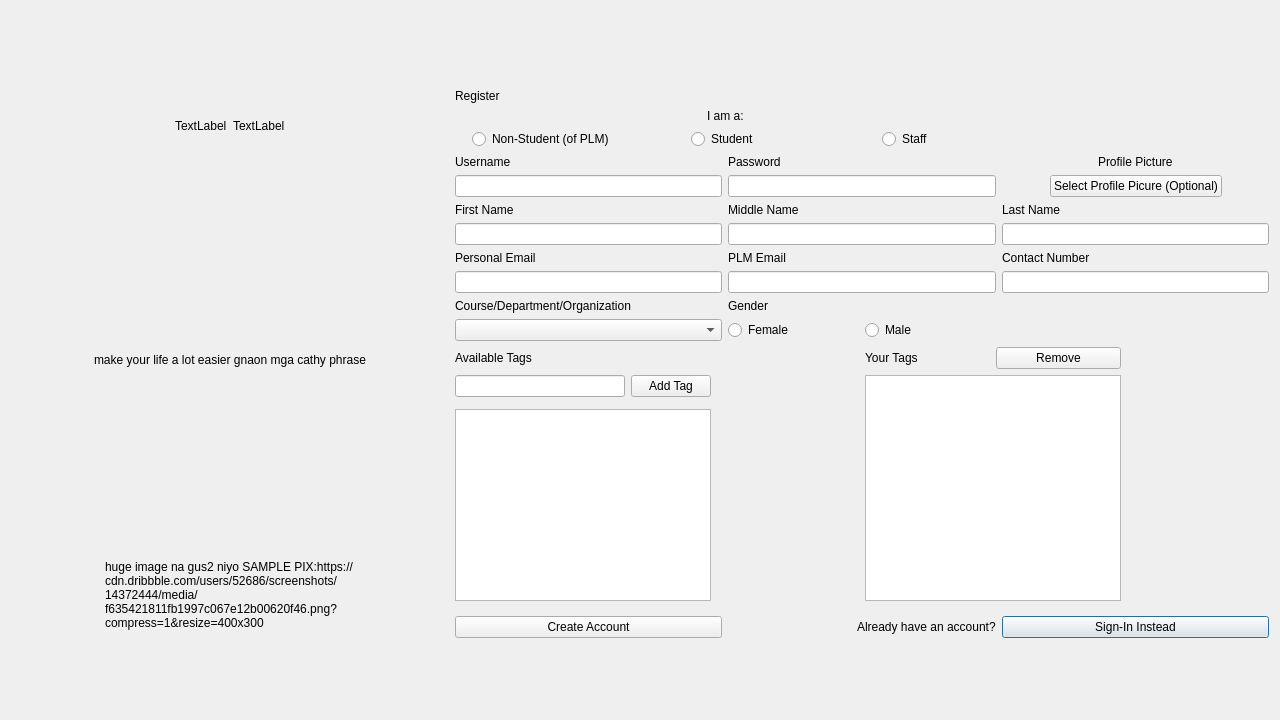
Above: registerwindow.ui from PeteCastle/SoftwareDesignCaseStudy before the change. Below: the same form after it.
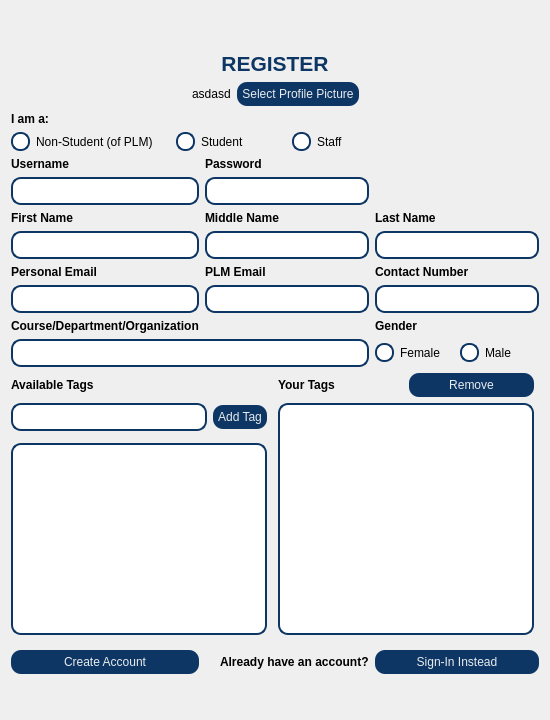
That is the form after the change. Icons and pictures are not drawn.

Patch:
```diff
--- a/registerwindow.ui
+++ b/registerwindow.ui
@@ -6,53 +6,172 @@
    <rect>
     <x>0</x>
     <y>0</y>
-    <width>1280</width>
+    <width>550</width>
     <height>720</height>
    </rect>
   </property>
+  <property name="sizePolicy">
+   <sizepolicy hsizetype="Preferred" vsizetype="Fixed">
+    <horstretch>0</horstretch>
+    <verstretch>0</verstretch>
+   </sizepolicy>
+  </property>
+  <property name="minimumSize">
+   <size>
+    <width>550</width>
+    <height>720</height>
+   </size>
+  </property>
+  <property name="maximumSize">
+   <size>
+    <width>550</width>
+    <height>720</height>
+   </size>
+  </property>
   <property name="windowTitle">
    <string>Dialog</string>
   </property>
-  <layout class="QHBoxLayout" name="horizontalLayout" stretch="35,65">
-   <item>
-    <layout class="QVBoxLayout" name="verticalLayout">
-     <item>
-      <layout class="QHBoxLayout" name="horizontalLayout_2">
-       <item alignment="Qt::AlignRight">
-        <widget class="QLabel" name="LogoLabel">
-         <property name="text">
-          <string>TextLabel</string>
-         </property>
-        </widget>
-       </item>
-       <item alignment="Qt::AlignLeft">
-        <widget class="QLabel" name="BrandNameLabel">
-         <property name="text">
-          <string>TextLabel</string>
-         </property>
-        </widget>
-       </item>
-      </layout>
-     </item>
-     <item alignment="Qt::AlignHCenter">
-      <widget class="QLabel" name="label">
-       <property name="text">
-        <string>make your life a lot easier gnaon mga cathy phrase</string>
-       </property>
-      </widget>
-     </item>
-     <item alignment="Qt::AlignHCenter">
-      <widget class="QLabel" name="label_4">
-       <property name="text">
-        <string>huge image na gus2 niyo SAMPLE PIX:https://cdn.dribbble.com/users/52686/screenshots/14372444/media/f635421811fb1997c067e12b00620f46.png?compress=1&amp;resize=400x300</string>
-       </property>
-       <property name="wordWrap">
-        <bool>true</bool>
-       </property>
-      </widget>
-     </item>
-    </layout>
-   </item>
+  <property name="styleSheet">
+   <string notr="true">QDialog{
+background-image: url(:/Icons/ProgramIcons/bg.png);
+}
+
+QLineEdit {
+	font: 9pt &quot;Joan&quot;;
+    border: 2px solid gray;
+    border-radius: 10px;
+	border-color: rgb(13, 54, 101);
+     padding:4px 20px 4px 4px;
+    background: white;
+    selection-background-color: darkgray;
+}
+
+QPushButton{
+font: bold 10pt  &quot;Heebo&quot;;
+background-color: rgb(13, 54, 101);
+color: rgb(233, 236, 237);
+border-radius: 10px;
+padding: 5px;
+}
+QPushButton::hover{
+border-style: inset;
+background-color:rgb(25, 104, 195);
+color: rgb(213, 173, 18);
+
+}
+QPushButton::pressed{
+border: 2px solid rgb(0, 170, 0);
+}
+
+QComboBox{
+	font: 9pt &quot;Joan&quot;;
+    border: 2px solid gray;
+    border-radius: 10px;
+	border-color: rgb(13, 54, 101);
+     padding:4px 20px 4px 4px;
+    background: white;
+    selection-background-color: darkgray;
+}
+QComboBox::drop-down 
+{
+    border: 0px;
+}
+QComboBox::down-arrow{
+   
+	image: url(:/Icons/ProgramIcons/downarrow.png);
+    width: 10px;
+    height: 10px;
+    }
+
+QListView{
+font: 9pt &quot;Joan&quot;;
+    border: 2px solid gray;
+    border-radius: 10px;
+	border-color: rgb(13, 54, 101);
+     padding:4px 20px 4px 4px;
+    background: white;
+    selection-background-color: darkgray;
+}
+
+QRadioButton::indicator::unchecked{ 
+border: 1px solid; 
+border-color: rgb(13, 54, 101);
+border-radius: 9px;
+border-width: 2px;
+background-color: white; 
+width: 15px; 
+height: 15px; 
+}
+
+QRadioButton::indicator::checked{ 
+border-color: rgb(13, 54, 101);
+background-color:  rgb(213, 173, 18);
+border: 1px solid; 
+border-radius: 9px;
+border-width: 2px;
+width: 15px; 
+height: 15px; 
+}
+
+QScrollBar:vertical {
+border: none;
+	background-color: rgb(208, 244, 255);
+width: 14px;
+margin: 15px 0 15px 0;
+border-radius: 7px;
+}
+
+
+/* HANDLE BAR VERTICAL */
+QScrollBar::handle:vertical {
+	background-color: rgb(12, 12, 84);
+min-height: 30px;
+border-radius: 7px;
+}
+QScrollBar::handle:vertical:hover{
+background-color:rgb(28, 114, 206)
+}
+QScrollBar::handle:vertical:pressed {
+	background-color: rgb(8, 32, 59);
+}
+
+
+/* BTN TOP - SCROLLBAR */
+QScrollBar::sub-line:vertical {
+border: none;
+background-color: rgb(213, 173, 18);
+height: 15px;
+border-top-left-radius: 7px;
+border-top-right-radius: 7px;
+subcontrol-position: top;
+subcontrol-origin: margin;
+}
+QScrollBar::sub-line:vertical:hover {
+background-color: rgb(211, 213, 66);
+}
+QScrollBar::sub-line:vertical:pressed {
+	background-color: rgb(139, 111, 12);
+}
+
+
+/* BTN BOTTOM - SCROLLBAR */
+QScrollBar::add-line:vertical {
+border: none;
+background-color: rgb(213, 173, 18);
+height: 15px;
+border-bottom-left-radius: 7px;
+border-bottom-right-radius: 7px;
+subcontrol-position: bottom;
+subcontrol-origin: margin;
+}
+QScrollBar::add-line:vertical:hover {
+background-color: rgb(211, 213, 66);
+}
+QScrollBar::add-line:vertical:pressed {
+background-color: rgb(139, 111, 12);
+}</string>
+  </property>
+  <layout class="QHBoxLayout" name="horizontalLayout" stretch="0">
    <item>
     <layout class="QGridLayout" name="gridLayout">
      <property name="leftMargin">
@@ -67,153 +186,225 @@
      <property name="bottomMargin">
       <number>0</number>
      </property>
-     <item row="14" column="1">
-      <spacer name="verticalSpacer_2">
-       <property name="orientation">
-        <enum>Qt::Vertical</enum>
+     <item row="11" column="2">
+      <widget class="QLabel" name="LastNameLabel">
+       <property name="styleSheet">
+        <string notr="true">font: 9pt &quot;Joan&quot;;</string>
        </property>
-       <property name="sizeHint" stdset="0">
-        <size>
-         <width>20</width>
-         <height>40</height>
-        </size>
-       </property>
-      </spacer>
-     </item>
-     <item row="13" column="2">
-      <widget class="QPushButton" name="SignInButton">
        <property name="text">
-        <string>Sign-In Instead</string>
+        <string>&lt;html&gt;&lt;head/&gt;&lt;body&gt;&lt;p&gt;&lt;span style=&quot; font-weight:600;&quot;&gt;Last Name&lt;/span&gt;&lt;/p&gt;&lt;/body&gt;&lt;/html&gt;</string>
        </property>
       </widget>
      </item>
-     <item row="10" column="0">
-      <widget class="QLabel" name="CourseLabel">
-       <property name="text">
-        <string>Course/Department/Organization</string>
-       </property>
-      </widget>
+     <item row="10" column="2">
+      <layout class="QHBoxLayout" name="horizontalLayout_4">
+       <item>
+        <spacer name="horizontalSpacer_3">
+         <property name="orientation">
+          <enum>Qt::Horizontal</enum>
+         </property>
+         <property name="sizeHint" stdset="0">
+          <size>
+           <width>40</width>
+           <height>20</height>
+          </size>
+         </property>
+        </spacer>
+       </item>
+       <item>
+        <spacer name="horizontalSpacer_4">
+         <property name="orientation">
+          <enum>Qt::Horizontal</enum>
+         </property>
+         <property name="sizeHint" stdset="0">
+          <size>
+           <width>40</width>
+           <height>20</height>
+          </size>
+         </property>
+        </spacer>
+       </item>
+      </layout>
      </item>
-     <item row="9" column="1">
-      <widget class="QLineEdit" name="AcademicEmailLineEdit"/>
+     <item row="12" column="0">
+      <widget class="QLineEdit" name="FirstNameLineEdit"/>
      </item>
-     <item row="4" column="1">
-      <widget class="QLabel" name="PasswordLabel">
-       <property name="text">
-        <string>Password</string>
-       </property>
-      </widget>
-     </item>
-     <item row="13" column="0">
-      <widget class="QPushButton" name="CreateAccountButton">
-       <property name="text">
-        <string>Create Account</string>
-       </property>
-      </widget>
-     </item>
-     <item row="8" column="2">
-      <widget class="QLabel" name="ContactNumberLabel">
-       <property name="text">
-        <string>Contact Number</string>
-       </property>
-      </widget>
-     </item>
-     <item row="7" column="1">
-      <widget class="QLineEdit" name="MiddleNameLineEdit"/>
-     </item>
-     <item row="13" column="1" alignment="Qt::AlignRight">
-      <widget class="QLabel" name="SignInLabel">
-       <property name="text">
-        <string>Already have an account?</string>
-       </property>
-      </widget>
-     </item>
-     <item row="6" column="1">
-      <widget class="QLabel" name="MiddleNameLabel">
-       <property name="text">
-        <string>Middle Name</string>
-       </property>
-      </widget>
-     </item>
-     <item row="4" column="0">
-      <widget class="QLabel" name="UsernameLabel">
-       <property name="text">
-        <string>Username</string>
-       </property>
-      </widget>
-     </item>
-     <item row="3" column="0" colspan="2">
-      <widget class="QWidget" name="widget_2" native="true">
-       <layout class="QHBoxLayout" name="horizontalLayout_5">
-        <property name="leftMargin">
-         <number>0</number>
-        </property>
-        <property name="topMargin">
-         <number>0</number>
-        </property>
-        <property name="rightMargin">
-         <number>0</number>
-        </property>
-        <property name="bottomMargin">
-         <number>0</number>
-        </property>
-        <item alignment="Qt::AlignHCenter">
-         <widget class="QRadioButton" name="AccountTypeGuestButton">
-          <property name="text">
-           <string>Non-Student (of PLM)</string>
-          </property>
-          <property name="autoExclusive">
-           <bool>true</bool>
-          </property>
-         </widget>
-        </item>
-        <item alignment="Qt::AlignHCenter">
-         <widget class="QRadioButton" name="AccountTypeStudentButton">
-          <property name="text">
-           <string>Student</string>
-          </property>
-          <property name="autoExclusive">
-           <bool>true</bool>
-          </property>
-         </widget>
-        </item>
-        <item alignment="Qt::AlignHCenter">
-         <widget class="QRadioButton" name="AccountTypeFacultyButton">
-          <property name="text">
-           <string>Staff</string>
-          </property>
-          <property name="autoExclusive">
-           <bool>true</bool>
-          </property>
-         </widget>
-        </item>
-       </layout>
-      </widget>
-     </item>
-     <item row="5" column="1">
+     <item row="10" column="1">
       <widget class="QLineEdit" name="PasswordLineEdit">
        <property name="echoMode">
         <enum>QLineEdit::Password</enum>
        </property>
       </widget>
      </item>
-     <item row="7" column="0">
-      <widget class="QLineEdit" name="FirstNameLineEdit"/>
-     </item>
      <item row="11" column="0">
-      <widget class="QComboBox" name="CourseLineEdit"/>
+      <widget class="QLabel" name="FirstNameLabel">
+       <property name="styleSheet">
+        <string notr="true">font: 9pt &quot;Joan&quot;;</string>
+       </property>
+       <property name="text">
+        <string>&lt;html&gt;&lt;head/&gt;&lt;body&gt;&lt;p&gt;&lt;span style=&quot; font-weight:600;&quot;&gt;First Name&lt;/span&gt;&lt;/p&gt;&lt;/body&gt;&lt;/html&gt;</string>
+       </property>
+      </widget>
+     </item>
+     <item row="12" column="1">
+      <widget class="QLineEdit" name="MiddleNameLineEdit"/>
+     </item>
+     <item row="1" column="0" colspan="3">
+      <spacer name="verticalSpacer">
+       <property name="orientation">
+        <enum>Qt::Vertical</enum>
+       </property>
+       <property name="sizeHint" stdset="0">
+        <size>
+         <width>20</width>
+         <height>40</height>
+        </size>
+       </property>
+      </spacer>
+     </item>
+     <item row="16" column="2">
+      <widget class="QWidget" name="widget_3" native="true">
+       <layout class="QHBoxLayout" name="horizontalLayout_3">
+        <property name="leftMargin">
+         <number>0</number>
+        </property>
+        <property name="topMargin">
+         <number>0</number>
+        </property>
+        <property name="rightMargin">
+         <number>0</number>
+        </property>
+        <property name="bottomMargin">
+         <number>0</number>
+        </property>
+        <item>
+         <widget class="QRadioButton" name="GenderFemaleButton">
+          <property name="styleSheet">
+           <string notr="true">font: 9pt &quot;Joan&quot;;</string>
+          </property>
+          <property name="text">
+           <string>Female</string>
+          </property>
+          <property name="autoExclusive">
+           <bool>true</bool>
+          </property>
+         </widget>
+        </item>
+        <item>
+         <widget class="QRadioButton" name="GenderMaleButton">
+          <property name="styleSheet">
+           <string notr="true">font: 9pt &quot;Joan&quot;;</string>
+          </property>
+          <property name="text">
+           <string>Male</string>
+          </property>
+          <property name="autoExclusive">
+           <bool>true</bool>
+          </property>
+         </widget>
+        </item>
+       </layout>
+      </widget>
+     </item>
+     <item row="14" column="1">
+      <widget class="QLineEdit" name="AcademicEmailLineEdit"/>
+     </item>
+     <item row="2" column="0" colspan="3" alignment="Qt::AlignHCenter">
+      <widget class="QLabel" name="RegisterLabel">
+       <property name="styleSheet">
+        <string notr="true">font: 9pt &quot;Joan&quot;;</string>
+       </property>
+       <property name="text">
+        <string>&lt;html&gt;&lt;head/&gt;&lt;body&gt;&lt;p align=&quot;center&quot;&gt;&lt;span style=&quot; font-size:16pt; font-weight:600; color:#0d3665;&quot;&gt;REGISTER&lt;/span&gt;&lt;/p&gt;&lt;/body&gt;&lt;/html&gt;</string>
+       </property>
+      </widget>
+     </item>
+     <item row="11" column="1">
+      <widget class="QLabel" name="MiddleNameLabel">
+       <property name="styleSheet">
+        <string notr="true">font: 9pt &quot;Joan&quot;;</string>
+       </property>
+       <property name="text">
+        <string>&lt;html&gt;&lt;head/&gt;&lt;body&gt;&lt;p&gt;&lt;span style=&quot; font-weight:600;&quot;&gt;Middle Name&lt;/span&gt;&lt;/p&gt;&lt;/body&gt;&lt;/html&gt;</string>
+       </property>
+      </widget>
      </item>
      <item row="9" column="0">
+      <widget class="QLabel" name="UsernameLabel">
+       <property name="styleSheet">
+        <string notr="true">font: 9pt &quot;Joan&quot;;</string>
+       </property>
+       <property name="text">
+        <string>&lt;html&gt;&lt;head/&gt;&lt;body&gt;&lt;p&gt;&lt;span style=&quot; font-weight:600;&quot;&gt;Username&lt;/span&gt;&lt;/p&gt;&lt;/body&gt;&lt;/html&gt;</string>
+       </property>
+      </widget>
+     </item>
+     <item row="18" column="2">
+      <widget class="QPushButton" name="SignInButton">
+       <property name="text">
+        <string>Sign-In Instead</string>
+       </property>
+      </widget>
+     </item>
+     <item row="14" column="0">
       <widget class="QLineEdit" name="PersonalEmailLineEdit"/>
      </item>
-     <item row="8" column="1">
+     <item row="12" column="2">
+      <widget class="QLineEdit" name="LastNameLineEdit"/>
+     </item>
+     <item row="14" column="2">
+      <widget class="QLineEdit" name="ContactNumberLineEdit"/>
+     </item>
+     <item row="15" column="0">
+      <widget class="QLabel" name="CourseLabel">
+       <property name="styleSheet">
+        <string notr="true">font: 9pt &quot;Joan&quot;;</string>
+       </property>
+       <property name="text">
+        <string>&lt;html&gt;&lt;head/&gt;&lt;body&gt;&lt;p&gt;&lt;span style=&quot; font-weight:600;&quot;&gt;Course/Department/Organization&lt;/span&gt;&lt;/p&gt;&lt;/body&gt;&lt;/html&gt;</string>
+       </property>
+      </widget>
+     </item>
+     <item row="13" column="1">
       <widget class="QLabel" name="AcademicEmailLabel">
+       <property name="styleSheet">
+        <string notr="true">font: 9pt &quot;Joan&quot;;</string>
+       </property>
        <property name="text">
-        <string>PLM Email</string>
+        <string>&lt;html&gt;&lt;head/&gt;&lt;body&gt;&lt;p&gt;&lt;span style=&quot; font-weight:600;&quot;&gt;PLM Email&lt;/span&gt;&lt;/p&gt;&lt;/body&gt;&lt;/html&gt;</string>
        </property>
       </widget>
      </item>
-     <item row="12" column="0" colspan="3">
+     <item row="18" column="1" alignment="Qt::AlignRight">
+      <widget class="QLabel" name="SignInLabel">
+       <property name="styleSheet">
+        <string notr="true">font: 9pt &quot;Joan&quot;;</string>
+       </property>
+       <property name="text">
+        <string>&lt;html&gt;&lt;head/&gt;&lt;body&gt;&lt;p&gt;&lt;span style=&quot; font-weight:600;&quot;&gt;Already have an account?&lt;/span&gt;&lt;/p&gt;&lt;/body&gt;&lt;/html&gt;</string>
+       </property>
+      </widget>
+     </item>
+     <item row="19" column="1">
+      <spacer name="verticalSpacer_2">
+       <property name="orientation">
+        <enum>Qt::Vertical</enum>
+       </property>
+       <property name="sizeType">
+        <enum>QSizePolicy::Expanding</enum>
+       </property>
+       <property name="sizeHint" stdset="0">
+        <size>
+         <width>20</width>
+         <height>20</height>
+        </size>
+       </property>
+      </spacer>
+     </item>
+     <item row="10" column="0">
+      <widget class="QLineEdit" name="UsernameLineEdit"/>
+     </item>
+     <item row="17" column="0" colspan="3">
       <widget class="QWidget" name="widget" native="true">
        <layout class="QGridLayout" name="gridLayout_2">
         <property name="leftMargin">
@@ -240,8 +431,11 @@
         </item>
         <item row="1" column="0" colspan="2">
          <widget class="QLabel" name="AvailableTagsLabel">
+          <property name="styleSheet">
+           <string notr="true">font: 9pt &quot;Joan&quot;;</string>
+          </property>
           <property name="text">
-           <string>Available Tags</string>
+           <string>&lt;html&gt;&lt;head/&gt;&lt;body&gt;&lt;p&gt;&lt;span style=&quot; font-weight:600;&quot;&gt;Available Tags&lt;/span&gt;&lt;/p&gt;&lt;/body&gt;&lt;/html&gt;</string>
           </property>
          </widget>
         </item>
@@ -283,8 +477,11 @@
         </item>
         <item row="1" column="3">
          <widget class="QLabel" name="YourTagsLabel">
+          <property name="styleSheet">
+           <string notr="true">font: 9pt &quot;Joan&quot;;</string>
+          </property>
           <property name="text">
-           <string>Your Tags</string>
+           <string>&lt;html&gt;&lt;head/&gt;&lt;body&gt;&lt;p&gt;&lt;span style=&quot; font-weight:600;&quot;&gt;Your Tags&lt;/span&gt;&lt;/p&gt;&lt;/body&gt;&lt;/html&gt;</string>
           </property>
          </widget>
         </item>
@@ -305,122 +502,136 @@
        </layout>
       </widget>
      </item>
-     <item row="0" column="0" colspan="2">
-      <spacer name="verticalSpacer">
-       <property name="orientation">
-        <enum>Qt::Vertical</enum>
+     <item row="16" column="0" colspan="2">
+      <widget class="QComboBox" name="CourseLineEdit">
+       <property name="styleSheet">
+        <string notr="true"/>
        </property>
-       <property name="sizeHint" stdset="0">
-        <size>
-         <width>20</width>
-         <height>40</height>
-        </size>
-       </property>
-      </spacer>
-     </item>
-     <item row="7" column="2">
-      <widget class="QLineEdit" name="LastNameLineEdit"/>
-     </item>
-     <item row="5" column="0">
-      <widget class="QLineEdit" name="UsernameLineEdit"/>
-     </item>
-     <item row="11" column="1">
-      <widget class="QWidget" name="widget_3" native="true">
-       <layout class="QHBoxLayout" name="horizontalLayout_3">
-        <property name="leftMargin">
-         <number>0</number>
-        </property>
-        <property name="topMargin">
-         <number>0</number>
-        </property>
-        <property name="rightMargin">
-         <number>0</number>
-        </property>
-        <property name="bottomMargin">
-         <number>0</number>
-        </property>
-        <item>
-         <widget class="QRadioButton" name="GenderFemaleButton">
-          <property name="text">
-           <string>Female</string>
-          </property>
-          <property name="autoExclusive">
-           <bool>true</bool>
-          </property>
-         </widget>
-        </item>
-        <item>
-         <widget class="QRadioButton" name="GenderMaleButton">
-          <property name="text">
-           <string>Male</string>
-          </property>
-          <property name="autoExclusive">
-           <bool>true</bool>
-          </property>
-         </widget>
-        </item>
-       </layout>
       </widget>
      </item>
-     <item row="6" column="2">
-      <widget class="QLabel" name="LastNameLabel">
-       <property name="text">
-        <string>Last Name</string>
-       </property>
-      </widget>
-     </item>
-     <item row="8" column="0">
+     <item row="13" column="0">
       <widget class="QLabel" name="PersonalEmailLabel">
+       <property name="styleSheet">
+        <string notr="true">font: 9pt &quot;Joan&quot;;
+font-weight:600;</string>
+       </property>
        <property name="text">
-        <string>Personal Email</string>
+        <string>&lt;html&gt;&lt;head/&gt;&lt;body&gt;&lt;p&gt;&lt;span style=&quot; font-weight:600;&quot;&gt;Personal Email&lt;/span&gt;&lt;/p&gt;&lt;/body&gt;&lt;/html&gt;</string>
        </property>
       </widget>
      </item>
-     <item row="1" column="0">
-      <widget class="QLabel" name="RegisterLabel">
+     <item row="9" column="1">
+      <widget class="QLabel" name="PasswordLabel">
+       <property name="styleSheet">
+        <string notr="true">font: 9pt &quot;Joan&quot;;</string>
+       </property>
        <property name="text">
-        <string>Register</string>
+        <string>&lt;html&gt;&lt;head/&gt;&lt;body&gt;&lt;p&gt;&lt;span style=&quot; font-weight:600;&quot;&gt;Password&lt;/span&gt;&lt;/p&gt;&lt;/body&gt;&lt;/html&gt;</string>
        </property>
       </widget>
      </item>
-     <item row="6" column="0">
-      <widget class="QLabel" name="FirstNameLabel">
+     <item row="13" column="2">
+      <widget class="QLabel" name="ContactNumberLabel">
+       <property name="styleSheet">
+        <string notr="true">font: 9pt &quot;Joan&quot;;
+font-weight:600;</string>
+       </property>
        <property name="text">
-        <string>First Name</string>
+        <string>&lt;html&gt;&lt;head/&gt;&lt;body&gt;&lt;p&gt;&lt;span style=&quot; font-weight:600;&quot;&gt;Contact Number&lt;/span&gt;&lt;/p&gt;&lt;/body&gt;&lt;/html&gt;</string>
        </property>
       </widget>
      </item>
-     <item row="10" column="1">
-      <widget class="QLabel" name="GenderLabel">
-       <property name="text">
-        <string>Gender</string>
-       </property>
+     <item row="8" column="0" colspan="2">
+      <widget class="QWidget" name="widget_2" native="true">
+       <layout class="QHBoxLayout" name="horizontalLayout_5">
+        <property name="leftMargin">
+         <number>0</number>
+        </property>
+        <property name="topMargin">
+         <number>0</number>
+        </property>
+        <property name="rightMargin">
+         <number>0</number>
+        </property>
+        <property name="bottomMargin">
+         <number>0</number>
+        </property>
+        <item alignment="Qt::AlignHCenter">
+         <widget class="QRadioButton" name="AccountTypeGuestButton">
+          <property name="styleSheet">
+           <string notr="true">font: 9pt &quot;Joan&quot;;</string>
+          </property>
+          <property name="text">
+           <string>Non-Student (of PLM)</string>
+          </property>
+          <property name="autoExclusive">
+           <bool>true</bool>
+          </property>
+         </widget>
+        </item>
+        <item alignment="Qt::AlignHCenter">
+         <widget class="QRadioButton" name="AccountTypeStudentButton">
+          <property name="styleSheet">
+           <string notr="true">font: 9pt &quot;Joan&quot;;</string>
+          </property>
+          <property name="text">
+           <string>Student</string>
+          </property>
+          <property name="autoExclusive">
+           <bool>true</bool>
+          </property>
+         </widget>
+        </item>
+        <item alignment="Qt::AlignHCenter">
+         <widget class="QRadioButton" name="AccountTypeFacultyButton">
+          <property name="styleSheet">
+           <string notr="true">font: 9pt &quot;Joan&quot;;</string>
+          </property>
+          <property name="text">
+           <string>Staff</string>
+          </property>
+          <property name="autoExclusive">
+           <bool>true</bool>
+          </property>
+         </widget>
+        </item>
+       </layout>
       </widget>
      </item>
-     <item row="9" column="2">
-      <widget class="QLineEdit" name="ContactNumberLineEdit"/>
-     </item>
-     <item row="2" column="0" colspan="2" alignment="Qt::AlignHCenter">
+     <item row="7" column="0">
       <widget class="QLabel" name="AccountTypeLabel">
+       <property name="styleSheet">
+        <string notr="true">font: 9pt &quot;Joan&quot;;</string>
+       </property>
        <property name="text">
-        <string>I am a:</string>
+        <string>&lt;html&gt;&lt;head/&gt;&lt;body&gt;&lt;p&gt;&lt;span style=&quot; font-weight:600;&quot;&gt;I am a:&lt;/span&gt;&lt;/p&gt;&lt;/body&gt;&lt;/html&gt;</string>
        </property>
       </widget>
      </item>
-     <item row="0" column="2" rowspan="5" alignment="Qt::AlignHCenter|Qt::AlignBottom">
-      <widget class="QLabel" name="ProfilePictureLabel">
+     <item row="15" column="2">
+      <widget class="QLabel" name="GenderLabel">
+       <property name="styleSheet">
+        <string notr="true">font: 9pt &quot;Joan&quot;;</string>
+       </property>
        <property name="text">
-        <string>Profile Picture</string>
+        <string>&lt;html&gt;&lt;head/&gt;&lt;body&gt;&lt;p&gt;&lt;span style=&quot; font-weight:600;&quot;&gt;Gender&lt;/span&gt;&lt;/p&gt;&lt;/body&gt;&lt;/html&gt;</string>
        </property>
-       <property name="alignment">
-        <set>Qt::AlignBottom|Qt::AlignLeading|Qt::AlignLeft</set>
+      </widget>
+     </item>
+     <item row="18" column="0">
+      <widget class="QPushButton" name="CreateAccountButton">
+       <property name="text">
+        <string>Create Account</string>
        </property>
       </widget>
      </item>
-     <item row="5" column="2">
-      <layout class="QHBoxLayout" name="horizontalLayout_4">
+     <item row="4" column="0" colspan="3">
+      <layout class="QHBoxLayout" name="horizontalLayout_2" stretch="0,0,0,0">
+       <property name="topMargin">
+        <number>0</number>
+       </property>
        <item>
-        <spacer name="horizontalSpacer_3">
+        <spacer name="horizontalSpacer_6">
          <property name="orientation">
           <enum>Qt::Horizontal</enum>
          </property>
@@ -432,15 +643,22 @@
          </property>
         </spacer>
        </item>
+       <item>
+        <widget class="QLabel" name="ProfilePictureLabel">
+         <property name="text">
+          <string>asdasd</string>
+         </property>
+        </widget>
+       </item>
        <item>
         <widget class="QPushButton" name="ProfilePictureButton">
          <property name="text">
-          <string>Select Profile Picure (Optional)</string>
+          <string>Select Profile Picture</string>
          </property>
         </widget>
        </item>
        <item>
-        <spacer name="horizontalSpacer_4">
+        <spacer name="horizontalSpacer_5">
          <property name="orientation">
           <enum>Qt::Horizontal</enum>
          </property>
```
Left out of the diff: 23 changed lines with no effect on the pictures.
